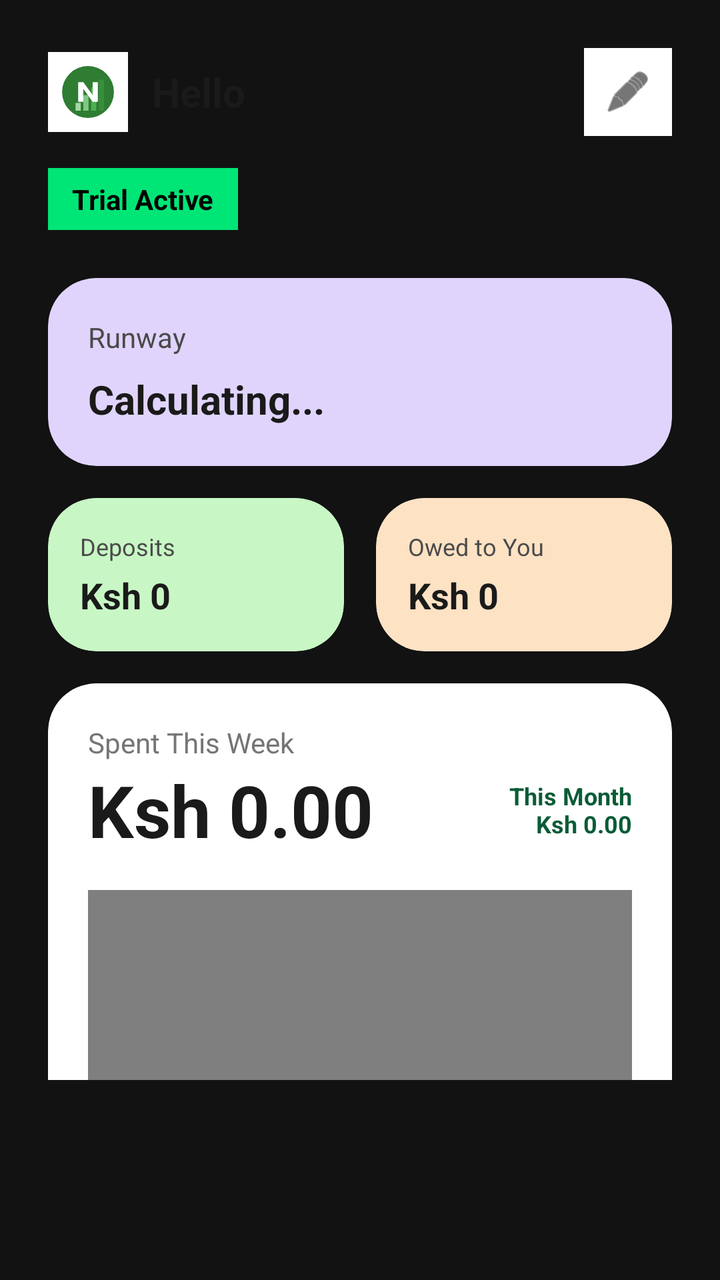
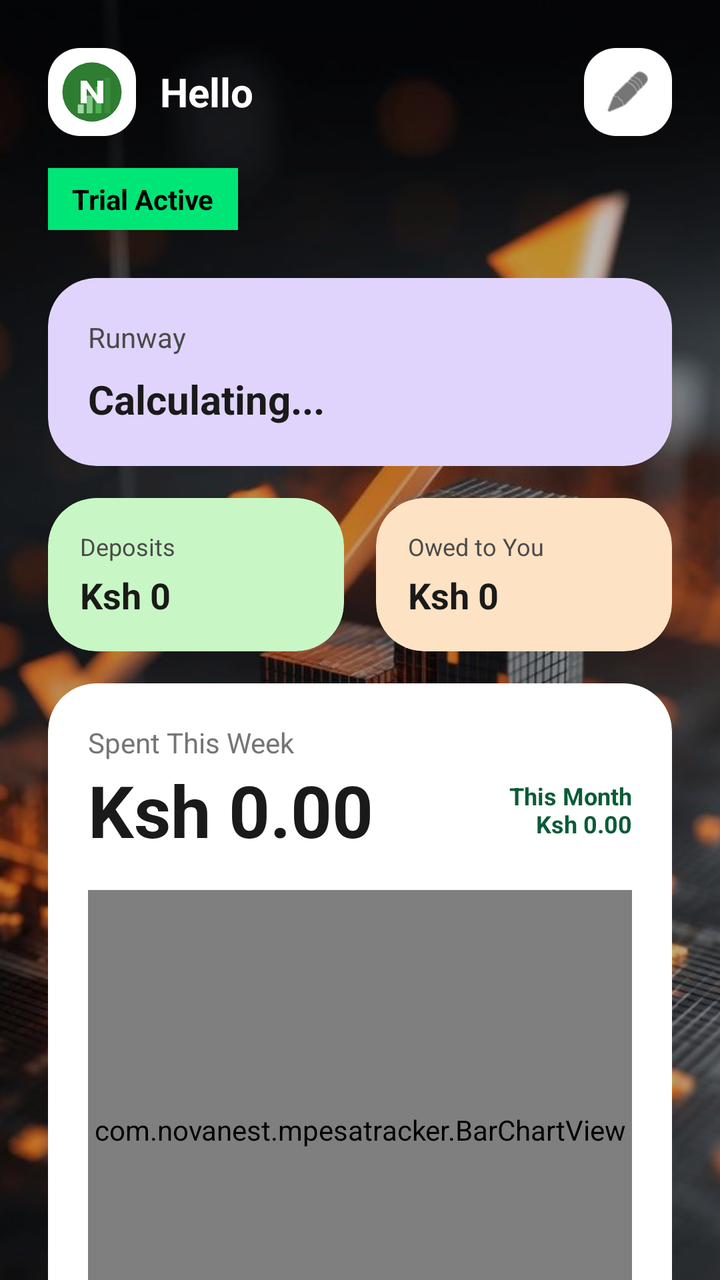

Before-and-after screenshots of an Android layout around one commit, followed by the original layout XML and the change that was made.
<!-- AndroidManifest.xml: application theme Theme.MPesaExpenseTracker -->
<!-- res/layout/fragment_home.xml -->
<?xml version="1.0" encoding="utf-8"?>
<androidx.core.widget.NestedScrollView xmlns:android="http://schemas.android.com/apk/res/android"
    xmlns:app="http://schemas.android.com/apk/res-auto"
    android:layout_width="match_parent"
    android:layout_height="match_parent"
    android:background="@android:color/transparent"
    android:paddingBottom="100dp">

    <LinearLayout
        android:layout_width="match_parent"
        android:layout_height="wrap_content"
        android:orientation="vertical"
        android:paddingHorizontal="24dp">

        
        <LinearLayout
            android:layout_width="match_parent"
            android:layout_height="wrap_content"
            android:orientation="horizontal"
            android:gravity="center_vertical"
            android:layout_marginTop="24dp"
            android:layout_marginBottom="16dp">
            
            <ImageView
                android:layout_width="40dp"
                android:layout_height="40dp"
                android:src="@drawable/ic_launcher_custom"
                android:background="#FFFFFF"
                android:padding="6dp" />
                
            <TextView
                android:id="@+id/tvGreeting"
                android:layout_width="0dp"
                android:layout_height="wrap_content"
                android:layout_weight="1"
                android:text="Hello"
                android:textColor="#1A1A1A"
                android:textSize="20sp"
                android:textStyle="bold"
                android:layout_marginStart="12dp" />

            <ImageView
                android:id="@+id/btnThemeColor"
                android:layout_width="44dp"
                android:layout_height="44dp"
                android:padding="10dp"
                android:src="@android:drawable/ic_menu_edit"
                android:background="#FFFFFF"
                app:tint="#1A1A1A" />
        </LinearLayout>

        <TextView
            android:id="@+id/tvTrialBadge"
            android:layout_width="wrap_content"
            android:layout_height="wrap_content"
            android:background="#00E676"
            android:paddingHorizontal="12dp"
            android:paddingVertical="6dp"
            android:text="Trial Active"
            android:textColor="#000000"
            android:textStyle="bold"
            android:layout_marginBottom="24dp"/>

        
        <androidx.cardview.widget.CardView
            android:layout_width="match_parent"
            android:layout_height="wrap_content"
            app:cardCornerRadius="24dp"
            app:cardElevation="0dp"
            app:cardBackgroundColor="#E0D4FC" 
            android:layout_marginBottom="16dp">
            <LinearLayout
                android:layout_width="match_parent"
                android:layout_height="wrap_content"
                android:orientation="vertical"
                android:padding="20dp">
                <TextView
                    android:layout_width="wrap_content"
                    android:layout_height="wrap_content"
                    android:text="Runway"
                    android:textColor="#4A4A4A"
                    android:textSize="14sp" />
                <TextView
                    android:id="@+id/tvRunway"
                    android:layout_width="wrap_content"
                    android:layout_height="wrap_content"
                    android:text="Calculating..."
                    android:textColor="#1A1A1A"
                    android:textSize="20sp"
                    android:textStyle="bold"
                    android:layout_marginTop="8dp" />
            </LinearLayout>
        </androidx.cardview.widget.CardView>

        
        <LinearLayout
            android:layout_width="match_parent"
            android:layout_height="wrap_content"
            android:orientation="horizontal"
            android:layout_marginBottom="16dp">

            <androidx.cardview.widget.CardView
                android:layout_width="0dp"
                android:layout_height="wrap_content"
                android:layout_weight="1"
                app:cardCornerRadius="24dp"
                app:cardElevation="0dp"
                app:cardBackgroundColor="#C8F7C5" 
                android:layout_marginEnd="8dp">
                <LinearLayout
                    android:layout_width="match_parent"
                    android:layout_height="wrap_content"
                    android:orientation="vertical"
                    android:padding="16dp">
                    <TextView
                        android:layout_width="wrap_content"
                        android:layout_height="wrap_content"
                        android:text="Deposits"
                        android:textColor="#4A4A4A"
                        android:textSize="12sp" />
                    <TextView
                        android:id="@+id/tvExternalDeposits"
                        android:layout_width="wrap_content"
                        android:layout_height="wrap_content"
                        android:text="Ksh 0"
                        android:textColor="#1A1A1A"
                        android:textSize="18sp"
                        android:textStyle="bold"
                        android:layout_marginTop="4dp" />
                </LinearLayout>
            </androidx.cardview.widget.CardView>

            <androidx.cardview.widget.CardView
                android:layout_width="0dp"
                android:layout_height="wrap_content"
                android:layout_weight="1"
                app:cardCornerRadius="24dp"
                app:cardElevation="0dp"
                app:cardBackgroundColor="#FDE2C4" 
                android:layout_marginStart="8dp">
                <LinearLayout
                    android:layout_width="match_parent"
                    android:layout_height="wrap_content"
                    android:orientation="vertical"
                    android:padding="16dp">
                    <TextView
                        android:layout_width="wrap_content"
                        android:layout_height="wrap_content"
                        android:text="Owed to You"
                        android:textColor="#4A4A4A"
                        android:textSize="12sp" />
                    <TextView
                        android:id="@+id/tvLoansOwed"
                        android:layout_width="wrap_content"
                        android:layout_height="wrap_content"
                        android:text="Ksh 0"
                        android:textColor="#1A1A1A"
                        android:textSize="18sp"
                        android:textStyle="bold"
                        android:layout_marginTop="4dp" />
                </LinearLayout>
            </androidx.cardview.widget.CardView>
        </LinearLayout>

        
        <androidx.cardview.widget.CardView
            android:layout_width="match_parent"
            android:layout_height="wrap_content"
            app:cardCornerRadius="24dp"
            app:cardElevation="0dp"
            app:cardBackgroundColor="#FFFFFF">
            <LinearLayout
                android:layout_width="match_parent"
                android:layout_height="wrap_content"
                android:orientation="vertical"
                android:padding="20dp">
                
                <TextView
                    android:layout_width="wrap_content"
                    android:layout_height="wrap_content"
                    android:text="Spent This Week"
                    android:textColor="#757575"
                    android:textSize="14sp" />
                
                <LinearLayout
                    android:layout_width="match_parent"
                    android:layout_height="wrap_content"
                    android:orientation="horizontal"
                    android:gravity="center_vertical"
                    android:layout_marginBottom="16dp">
                    <TextView
                        android:id="@+id/tvWeekTotal"
                        android:layout_width="0dp"
                        android:layout_height="wrap_content"
                        android:layout_weight="1"
                        android:text="Ksh 0.00"
                        android:textColor="#1A1A1A"
                        android:textSize="36sp"
                        android:textStyle="bold" />
                        
                    <TextView
                        android:layout_width="wrap_content"
                        android:layout_height="wrap_content"
                        android:text="This Month\nKsh 0.00"
                        android:id="@+id/tvMonthTotal"
                        android:textColor="#0A5C36"
                        android:textSize="12sp"
                        android:gravity="end"
                        android:textStyle="bold"/>
                </LinearLayout>

                <com.novanest.mpesatracker.BarChartView
                    android:id="@+id/barChart"
                    android:layout_width="match_parent"
                    android:layout_height="240dp" />
            </LinearLayout>
        </androidx.cardview.widget.CardView>

    </LinearLayout>
</androidx.core.widget.NestedScrollView>
<!-- resources referenced by this layout -->
<resources>
  <!-- drawable ic_launcher_custom (drawable) -->
  <vector xmlns:android="http://schemas.android.com/apk/res/android"
      android:width="108dp"
      android:height="108dp"
      android:viewportWidth="108"
      android:viewportHeight="108">
      
      
      <path
          android:fillColor="#2E7D32"
          android:pathData="M54,54m-50,0a50,50 0,1 1,100 0a50,50 0,1 1,-100 0" />
  
      
      <path
          android:fillColor="#A5D6A7"
          android:pathData="M30,75 h10 v15 h-10 z" />
      <path
          android:fillColor="#81C784"
          android:pathData="M45,60 h10 v30 h-10 z" />
      <path
          android:fillColor="#4CAF50"
          android:pathData="M60,45 h10 v45 h-10 z" />
      <path
          android:fillColor="#388E3C"
          android:pathData="M75,30 h10 v60 h-10 z" />
  
      
      <path
          android:fillColor="#FFFFFF"
          android:pathData="M35,35 h10 l18,25 v-25 h10 v38 h-10 l-18,-25 v25 h-10 z" />
          
  </vector>
  <style name="Theme.MPesaExpenseTracker" parent="Theme.Material3.Dark.NoActionBar">
          <item name="colorPrimary">#A3E635</item> 
          <item name="colorPrimaryDark">#000000</item>
          <item name="colorSecondary">#F97316</item> 
          <item name="android:windowBackground">#121212</item> 
          <item name="android:statusBarColor">#121212</item>
      </style>
</resources>

<!-- the commit's change to res/layout/fragment_home.xml (unified diff, before → after) -->
@@ -1,220 +1,240 @@
 <?xml version="1.0" encoding="utf-8"?>
-<androidx.core.widget.NestedScrollView xmlns:android="http://schemas.android.com/apk/res/android"
+<FrameLayout xmlns:android="http://schemas.android.com/apk/res/android"
     xmlns:app="http://schemas.android.com/apk/res-auto"
     android:layout_width="match_parent"
-    android:layout_height="match_parent"
-    android:background="@android:color/transparent"
-    android:paddingBottom="100dp">
-
-    <LinearLayout
+    android:layout_height="match_parent">
+
+    
+    <ImageView
         android:layout_width="match_parent"
-        android:layout_height="wrap_content"
-        android:orientation="vertical"
-        android:paddingHorizontal="24dp">
-
+        android:layout_height="match_parent"
+        android:scaleType="centerCrop"
+        android:src="@drawable/bg_home" />
         
+    
+    <View
+        android:layout_width="match_parent"
+        android:layout_height="match_parent"
+        android:background="#40000000" />
+
+    <androidx.core.widget.NestedScrollView
+        android:layout_width="match_parent"
+        android:layout_height="match_parent"
+        android:paddingBottom="100dp"
+        android:clipToPadding="false">
+
         <LinearLayout
             android:layout_width="match_parent"
             android:layout_height="wrap_content"
-            android:orientation="horizontal"
-            android:gravity="center_vertical"
-            android:layout_marginTop="24dp"
-            android:layout_marginBottom="16dp">
-            
-            <ImageView
-                android:layout_width="40dp"
-                android:layout_height="40dp"
-                android:src="@drawable/ic_launcher_custom"
-                android:background="#FFFFFF"
-                android:padding="6dp" />
+            android:orientation="vertical"
+            android:paddingHorizontal="24dp">
+
+            
+            <LinearLayout
+                android:layout_width="match_parent"
+                android:layout_height="wrap_content"
+                android:orientation="horizontal"
+                android:gravity="center_vertical"
+                android:layout_marginTop="24dp"
+                android:layout_marginBottom="16dp">
                 
-            <TextView
-                android:id="@+id/tvGreeting"
-                android:layout_width="0dp"
-                android:layout_height="wrap_content"
-                android:layout_weight="1"
-                android:text="Hello"
-                android:textColor="#1A1A1A"
-                android:textSize="20sp"
-                android:textStyle="bold"
-                android:layout_marginStart="12dp" />
-
-            <ImageView
-                android:id="@+id/btnThemeColor"
-                android:layout_width="44dp"
-                android:layout_height="44dp"
-                android:padding="10dp"
-                android:src="@android:drawable/ic_menu_edit"
-                android:background="#FFFFFF"
-                app:tint="#1A1A1A" />
-        </LinearLayout>
-
-        <TextView
-            android:id="@+id/tvTrialBadge"
-            android:layout_width="wrap_content"
-            android:layout_height="wrap_content"
-            android:background="#00E676"
-            android:paddingHorizontal="12dp"
-            android:paddingVertical="6dp"
-            android:text="Trial Active"
-            android:textColor="#000000"
-            android:textStyle="bold"
-            android:layout_marginBottom="24dp"/>
-
-        
-        <androidx.cardview.widget.CardView
-            android:layout_width="match_parent"
-            android:layout_height="wrap_content"
-            app:cardCornerRadius="24dp"
-            app:cardElevation="0dp"
-            app:cardBackgroundColor="#E0D4FC" 
-            android:layout_marginBottom="16dp">
-            <LinearLayout
-                android:layout_width="match_parent"
-                android:layout_height="wrap_content"
-                android:orientation="vertical"
-                android:padding="20dp">
+                
+                <ImageView
+                    android:layout_width="44dp"
+                    android:layout_height="44dp"
+                    android:src="@drawable/ic_launcher_custom"
+                    android:background="@drawable/bg_rounded_white"
+                    android:padding="6dp" />
+                    
                 <TextView
-                    android:layout_width="wrap_content"
-                    android:layout_height="wrap_content"
-                    android:text="Runway"
-                    android:textColor="#4A4A4A"
-                    android:textSize="14sp" />
-                <TextView
-                    android:id="@+id/tvRunway"
-                    android:layout_width="wrap_content"
-                    android:layout_height="wrap_content"
-                    android:text="Calculating..."
-                    android:textColor="#1A1A1A"
+                    android:id="@+id/tvGreeting"
+                    android:layout_width="0dp"
+                    android:layout_height="wrap_content"
+                    android:layout_weight="1"
+                    android:text="Hello"
+                    android:textColor="#FFFFFF"
                     android:textSize="20sp"
                     android:textStyle="bold"
-                    android:layout_marginTop="8dp" />
+                    android:layout_marginStart="12dp" />
+
+                
+                <ImageView
+                    android:id="@+id/btnThemeColor"
+                    android:layout_width="44dp"
+                    android:layout_height="44dp"
+                    android:padding="10dp"
+                    android:src="@android:drawable/ic_menu_edit"
+                    android:background="@drawable/bg_rounded_white"
+                    app:tint="#1A1A1A" />
             </LinearLayout>
-        </androidx.cardview.widget.CardView>
-
-        
-        <LinearLayout
-            android:layout_width="match_parent"
-            android:layout_height="wrap_content"
-            android:orientation="horizontal"
-            android:layout_marginBottom="16dp">
-
+
+            <TextView
+                android:id="@+id/tvTrialBadge"
+                android:layout_width="wrap_content"
+                android:layout_height="wrap_content"
+                android:background="#00E676"
+                android:paddingHorizontal="12dp"
+                android:paddingVertical="6dp"
+                android:text="Trial Active"
+                android:textColor="#000000"
+                android:textStyle="bold"
+                android:layout_marginBottom="24dp"/>
+
+            
             <androidx.cardview.widget.CardView
-                android:layout_width="0dp"
-                android:layout_height="wrap_content"
-                android:layout_weight="1"
+                android:layout_width="match_parent"
+                android:layout_height="wrap_content"
                 app:cardCornerRadius="24dp"
                 app:cardElevation="0dp"
-                app:cardBackgroundColor="#C8F7C5" 
-                android:layout_marginEnd="8dp">
+                app:cardBackgroundColor="#E0D4FC" 
+                android:layout_marginBottom="16dp">
                 <LinearLayout
                     android:layout_width="match_parent"
                     android:layout_height="wrap_content"
                     android:orientation="vertical"
-                    android:padding="16dp">
+                    android:padding="20dp">
                     <TextView
                         android:layout_width="wrap_content"
                         android:layout_height="wrap_content"
-                        android:text="Deposits"
+                        android:text="Runway"
                         android:textColor="#4A4A4A"
-                        android:textSize="12sp" />
+                        android:textSize="14sp" />
                     <TextView
-                        android:id="@+id/tvExternalDeposits"
+                        android:id="@+id/tvRunway"
                         android:layout_width="wrap_content"
                         android:layout_height="wrap_content"
-                        android:text="Ksh 0"
+                        android:text="Calculating..."
                         android:textColor="#1A1A1A"
-                        android:textSize="18sp"
+                        android:textSize="20sp"
                         android:textStyle="bold"
-                        android:layout_marginTop="4dp" />
+                        android:layout_marginTop="8dp" />
                 </LinearLayout>
             </androidx.cardview.widget.CardView>
 
+            
+            <LinearLayout
+                android:layout_width="match_parent"
+                android:layout_height="wrap_content"
+                android:orientation="horizontal"
+                android:layout_marginBottom="16dp">
+
+                <androidx.cardview.widget.CardView
+                    android:layout_width="0dp"
+                    android:layout_height="wrap_content"
+                    android:layout_weight="1"
+                    app:cardCornerRadius="24dp"
+                    app:cardElevation="0dp"
+                    app:cardBackgroundColor="#C8F7C5" 
+                    android:layout_marginEnd="8dp">
+                    <LinearLayout
+                        android:layout_width="match_parent"
+                        android:layout_height="wrap_content"
+                        android:orientation="vertical"
+                        android:padding="16dp">
+                        <TextView
+                            android:layout_width="wrap_content"
+                            android:layout_height="wrap_content"
+                            android:text="Deposits"
+                            android:textColor="#4A4A4A"
+                            android:textSize="12sp" />
+                        <TextView
+                            android:id="@+id/tvExternalDeposits"
+                            android:layout_width="wrap_content"
+                            android:layout_height="wrap_content"
+                            android:text="Ksh 0"
+                            android:textColor="#1A1A1A"
+                            android:textSize="18sp"
+                            android:textStyle="bold"
+                            android:layout_marginTop="4dp" />
+                    </LinearLayout>
+                </androidx.cardview.widget.CardView>
+
+                <androidx.cardview.widget.CardView
+                    android:layout_width="0dp"
+                    android:layout_height="wrap_content"
+                    android:layout_weight="1"
+                    app:cardCornerRadius="24dp"
+                    app:cardElevation="0dp"
+                    app:cardBackgroundColor="#FDE2C4" 
+                    android:layout_marginStart="8dp">
+                    <LinearLayout
+                        android:layout_width="match_parent"
+                        android:layout_height="wrap_content"
+                        android:orientation="vertical"
+                        android:padding="16dp">
+                        <TextView
+                            android:layout_width="wrap_content"
+                            android:layout_height="wrap_content"
+                            android:text="Owed to You"
+                            android:textColor="#4A4A4A"
+                            android:textSize="12sp" />
+                        <TextView
+                            android:id="@+id/tvLoansOwed"
+                            android:layout_width="wrap_content"
+                            android:layout_height="wrap_content"
+                            android:text="Ksh 0"
+                            android:textColor="#1A1A1A"
+                            android:textSize="18sp"
+                            android:textStyle="bold"
+                            android:layout_marginTop="4dp" />
+                    </LinearLayout>
+                </androidx.cardview.widget.CardView>
+            </LinearLayout>
+
+            
             <androidx.cardview.widget.CardView
-                android:layout_width="0dp"
-                android:layout_height="wrap_content"
-                android:layout_weight="1"
+                android:layout_width="match_parent"
+                android:layout_height="wrap_content"
                 app:cardCornerRadius="24dp"
                 app:cardElevation="0dp"
-                app:cardBackgroundColor="#FDE2C4" 
-                android:layout_marginStart="8dp">
+                app:cardBackgroundColor="#FFFFFF">
                 <LinearLayout
                     android:layout_width="match_parent"
                     android:layout_height="wrap_content"
                     android:orientation="vertical"
-                    android:padding="16dp">
+                    android:padding="20dp">
+                    
                     <TextView
                         android:layout_width="wrap_content"
                         android:layout_height="wrap_content"
-                        android:text="Owed to You"
-                        android:textColor="#4A4A4A"
-                        android:textSize="12sp" />
-                    <TextView
-                        android:id="@+id/tvLoansOwed"
-                        android:layout_width="wrap_content"
-                        android:layout_height="wrap_content"
-                        android:text="Ksh 0"
-                        android:textColor="#1A1A1A"
-                        android:textSize="18sp"
-                        android:textStyle="bold"
-                        android:layout_marginTop="4dp" />
+                        android:text="Spent This Week"
+                        android:textColor="#757575"
+                        android:textSize="14sp" />
+                    
+                    <LinearLayout
+                        android:layout_width="match_parent"
+                        android:layout_height="wrap_content"
+                        android:orientation="horizontal"
+                        android:gravity="center_vertical"
+                        android:layout_marginBottom="16dp">
+                        <TextView
+                            android:id="@+id/tvWeekTotal"
+                            android:layout_width="0dp"
+                            android:layout_height="wrap_content"
+                            android:layout_weight="1"
+                            android:text="Ksh 0.00"
+                            android:textColor="#1A1A1A"
+                            android:textSize="36sp"
+                            android:textStyle="bold" />
+                            
+                        <TextView
+                            android:layout_width="wrap_content"
+                            android:layout_height="wrap_content"
+                            android:text="This Month\nKsh 0.00"
+                            android:id="@+id/tvMonthTotal"
+                            android:textColor="#0A5C36"
+                            android:textSize="12sp"
+                            android:gravity="end"
+                            android:textStyle="bold"/>
+                    </LinearLayout>
+
+                    <com.novanest.mpesatracker.BarChartView
+                        android:id="@+id/barChart"
+                        android:layout_width="match_parent"
+                        android:layout_height="240dp" />
                 </LinearLayout>
             </androidx.cardview.widget.CardView>
+
         </LinearLayout>
-
-        
-        <androidx.cardview.widget.CardView
-            android:layout_width="match_parent"
-            android:layout_height="wrap_content"
-            app:cardCornerRadius="24dp"
-            app:cardElevation="0dp"
-            app:cardBackgroundColor="#FFFFFF">
-            <LinearLayout
-                android:layout_width="match_parent"
-                android:layout_height="wrap_content"
-                android:orientation="vertical"
-                android:padding="20dp">
-                
-                <TextView
-                    android:layout_width="wrap_content"
-                    android:layout_height="wrap_content"
-                    android:text="Spent This Week"
-                    android:textColor="#757575"
-                    android:textSize="14sp" />
-                
-                <LinearLayout
-                    android:layout_width="match_parent"
-                    android:layout_height="wrap_content"
-                    android:orientation="horizontal"
-                    android:gravity="center_vertical"
-                    android:layout_marginBottom="16dp">
-                    <TextView
-                        android:id="@+id/tvWeekTotal"
-                        android:layout_width="0dp"
-                        android:layout_height="wrap_content"
-                        android:layout_weight="1"
-                        android:text="Ksh 0.00"
-                        android:textColor="#1A1A1A"
-                        android:textSize="36sp"
-                        android:textStyle="bold" />
-                        
-                    <TextView
-                        android:layout_width="wrap_content"
-                        android:layout_height="wrap_content"
-                        android:text="This Month\nKsh 0.00"
-                        android:id="@+id/tvMonthTotal"
-                        android:textColor="#0A5C36"
-                        android:textSize="12sp"
-                        android:gravity="end"
-                        android:textStyle="bold"/>
-                </LinearLayout>
-
-                <com.novanest.mpesatracker.BarChartView
-                    android:id="@+id/barChart"
-                    android:layout_width="match_parent"
-                    android:layout_height="240dp" />
-            </LinearLayout>
-        </androidx.cardview.widget.CardView>
-
-    </LinearLayout>
-</androidx.core.widget.NestedScrollView>
+    </androidx.core.widget.NestedScrollView>
+</FrameLayout>
<!-- resource entries referenced after the edit -->
@@ -1,5 +1,12 @@
 <!-- resources referenced by this layout -->
 <resources>
+  <!-- drawable bg_home: jpg bitmap (drawable, 78848 bytes) -->
+  <!-- drawable bg_rounded_white (drawable) -->
+  <?xml version="1.0" encoding="utf-8"?>
+  <shape xmlns:android="http://schemas.android.com/apk/res/android" android:shape="rectangle">
+      <solid android:color="#FFFFFF" />
+      <corners android:radius="16dp" />
+  </shape>
   <!-- drawable ic_launcher_custom (drawable) -->
   <vector xmlns:android="http://schemas.android.com/apk/res/android"
       android:width="108dp"
